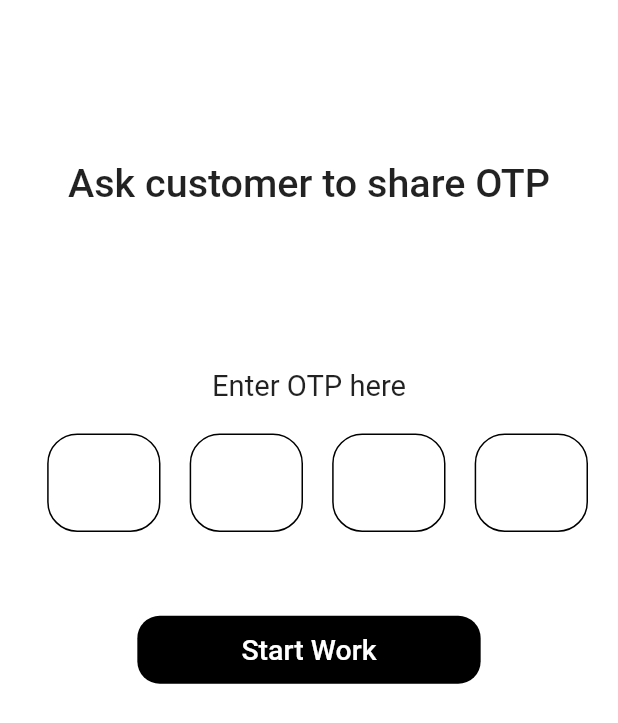
After one commit to ferajofficial/Technician_App, a Flutter app: the BookingOtpView screen opened directly, on a phone screen of 412 x 824 dp. The commit adds this screen. Shown: the top 723 px of the screen. Run offline on Flutter 3.47's test engine with Material 2 defaults, Android fonts, the phone set to English and light mode, and no system bars; drawn by our look-alikes of pinput; our stand-ins replace confetti, flutter_screenutil, google_fonts, image_picker, syncfusion_flutter_charts, video_player.

Commit message:
BookingOtp

```diff
--- a/lib/Helpers/import.dart
+++ b/lib/Helpers/import.dart
@@ -53,3 +53,5 @@ export '../Views/MyBookings/PendingView.dart';
 export '../Views/MyBookings/urgentBookingView.dart';
 export '../Views/MyBookings/workDoneView.dart';
 export '../Views/MyBookings/rejectedView.dart';
+
+export '../Views/BookingOtp/BookingOtpView.dart';
--- /dev/null
+++ b/lib/Views/BookingOtp/BookingOtpView.dart
@@ -0,0 +1,68 @@
+
+import '../../Helpers/import.dart';
+
+class BookingOtpView extends StatefulWidget {
+  const BookingOtpView({Key? key}) : super(key: key);
+
+  @override
+  State<BookingOtpView> createState() => _BookingOtpViewState();
+}
+
+class _BookingOtpViewState extends State<BookingOtpView> {
+  @override
+  Widget build(BuildContext context) {
+    final defaultPinTheme = PinTheme(
+      width: 70.w,
+      height: 55.h,
+      margin: EdgeInsets.only(left: 10.w),
+      textStyle: TextStyle(fontSize: 25.sp, color: Colors.black,),
+      decoration: BoxDecoration(
+        border: Border.all(color: Colors.black),
+        borderRadius: BorderRadius.circular(20),
+      ),
+    );
+    return Scaffold(
+      backgroundColor: Colors.white,
+      body: Container(
+        height: MediaQuery.of(context).size.height,
+        width: MediaQuery.of(context).size.width,
+        child: Column(
+          crossAxisAlignment: CrossAxisAlignment.center,
+          children: [
+            SizedBox(height: 90.h,),
+            Text('Ask customer to share OTP',
+            style:TextStyle(fontSize: 23.sp,fontWeight: FontWeight.w500),
+            ),
+            SizedBox(height: 90.h,),
+            Text('Enter OTP here',
+              style:TextStyle(fontSize: 17.sp,fontWeight: FontWeight.w400),
+            ),
+            Padding(
+              padding: const EdgeInsets.all(20.0),
+              child: Pinput(
+                defaultPinTheme: defaultPinTheme,
+                length: 4,
+                showCursor: true,
+                onChanged: (value) {},
+              ),
+            ),
+            Container(
+              height: 38.h,
+              width: 200.w,
+              margin: EdgeInsets.only(top: 30.h),
+              decoration: BoxDecoration(
+                  color: Colors.black,
+                  borderRadius: BorderRadius.circular(15)),
+              child: TextButton(
+                  onPressed: () {},
+                  child: const Text(
+                    'Start Work',
+                    style: TextStyle(color: Colors.white, fontSize: 19),
+                  )),
+            ),
+          ],
+        ),
+      ),
+    );
+  }
+}
```
Also changed, not shown: lib/Utilities/drawerView.dart (+0 -11 lines).
